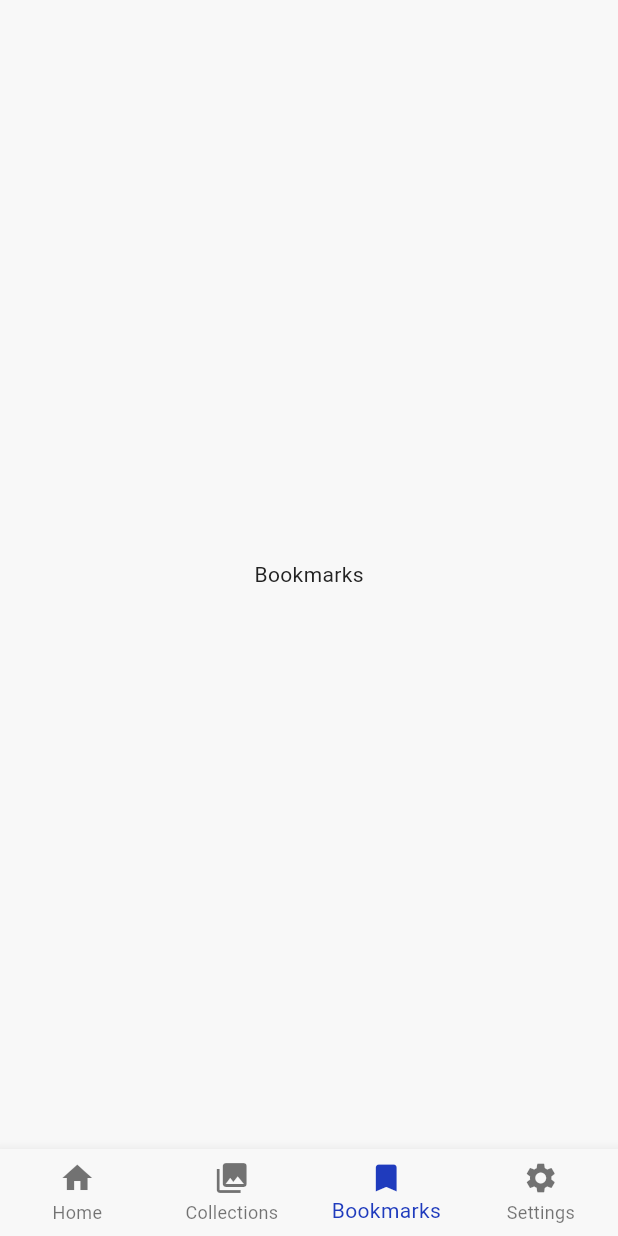
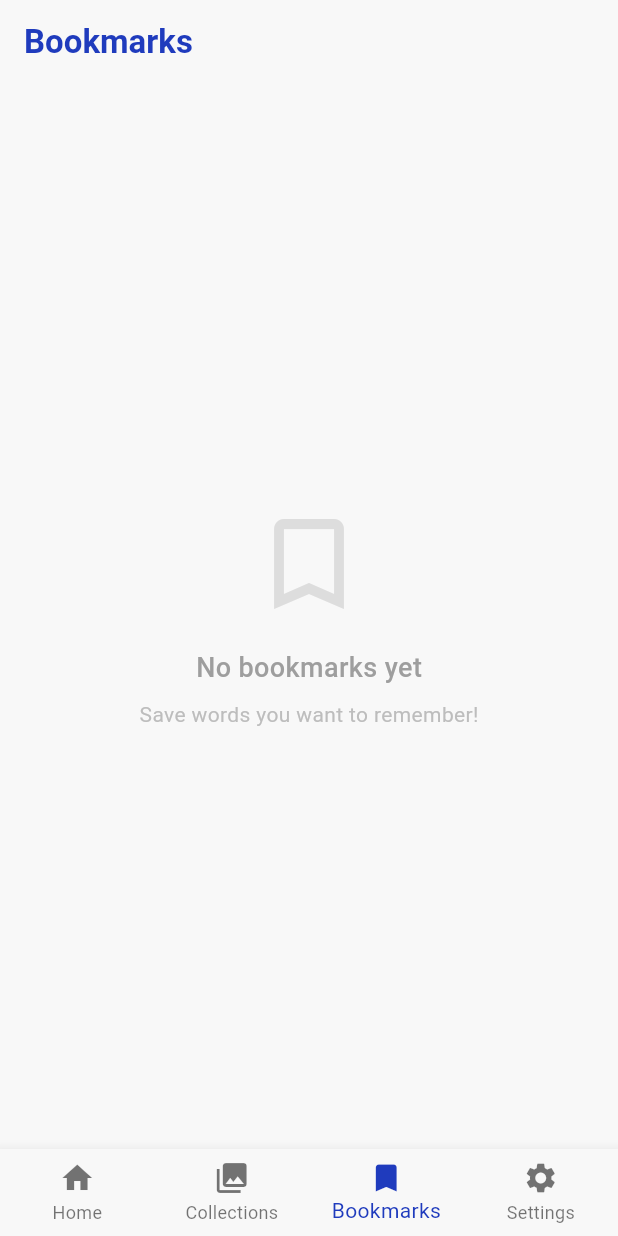
Before and after one commit to zajiim/meaningly, a Flutter app: the BookmarksScreen screen opened by its route, on a phone screen of 412 x 824 dp. Run offline on Flutter 3.47's test engine with Material 3 defaults, Android fonts, the phone set to English and light mode, and no system bars; our stand-ins replace audioplayers, chopper, flutter_riverpod, fpdart, go_router, riverpod_annotation and 1 more; accounts and stored records are empty; generated files the repository leaves out were written again.

Commit message:
Implemented bookmarking functionality with local database storage and Riverpod state management.

```diff
--- a/lib/core/constants/app_constants.dart
+++ b/lib/core/constants/app_constants.dart
@@ -2,3 +2,5 @@ const String appName = "Meaningly";
 const String baseUrl = "https://api.dictionaryapi.dev";
 const String dbName = "meaningly.db";
 const String cachedWordsTableName = "cached_words";
+const String recentSearchTableName = "recent_searches";
+const String bookmarksTableName = "bookmarked_words";
--- a/lib/features/main/bookmarks/presentation/bookmarks_screen.dart
+++ b/lib/features/main/bookmarks/presentation/bookmarks_screen.dart
@@ -1,13 +1,73 @@
 import 'package:flutter/material.dart';
+import 'package:flutter_riverpod/flutter_riverpod.dart';
+import 'package:meaningly/features/main/bookmarks/presentation/providers/bookmark_notifier.dart';
 
-class BookmarksScreen extends StatelessWidget {
+class BookmarksScreen extends ConsumerWidget {
   const BookmarksScreen({super.key});
 
   @override
-  Widget build(BuildContext context) {
-    return const Scaffold(
-      body: Center(
-        child: Text('Bookmarks'),
+  Widget build(BuildContext context, WidgetRef ref) {
+    final bookmarkState = ref.watch(bookmarkProvider);
+    return Scaffold(
+      body: CustomScrollView(
+        slivers: [
+          SliverAppBar(
+            title: Text(
+              "Bookmarks",
+              style: TextStyle(
+                color: Theme.of(context).primaryColor,
+                fontWeight: FontWeight.bold,
+              ),
+            ),
+            backgroundColor: Theme.of(context).scaffoldBackgroundColor,
+          ),
+          bookmarkState.when(
+            data: (bookmarkData) {
+              if (bookmarkData.isEmpty) {
+                return SliverFillRemaining(
+                  hasScrollBody: false,
+                  child: Center(
+                    child: Column(
+                      mainAxisAlignment: MainAxisAlignment.center,
+                      children: [
+                        Icon(
+                          Icons.bookmark_outline,
+                          size: 80,
+                          color: Colors.grey.withOpacity(0.3),
+                        ),
+                        const SizedBox(height: 16),
+                        Text(
+                          'No bookmarks yet',
+                          style: TextStyle(
+                            fontSize: 18,
+                            color: Colors.grey.shade500,
+                            fontWeight: FontWeight.w500,
+                          ),
+                        ),
+                        const SizedBox(height: 8),
+                        Text(
+                          'Save words you want to remember!',
+                          style: TextStyle(
+                            fontSize: 14,
+                            color: Colors.grey.shade400,
+                          ),
+                        ),
+                      ],
+                    ),
+                  ),
+                );
+              }
+
+              return SliverToBoxAdapter(child: Text(bookmarkData.first.word ?? ""));
+            },
+            error: (error, stack) => SliverFillRemaining(
+              child: Center(child: Text('Error: $error')),
+            ),
+            loading: () => const SliverFillRemaining(
+              child: Center(child: CircularProgressIndicator()),
+            ),
+          ),
+        ],
       ),
     );
   }
--- a/lib/features/main/collections/data/mappers/dictionary_mapper.dart
+++ b/lib/features/main/collections/data/mappers/dictionary_collection_mapper.dart
@@ -2,7 +2,7 @@
 
 import '../../../search/domain/entities/dictionary_word_entity.dart';
 
-extension OfflineMapping on String {
+extension DictionaryCollectionMapper on String {
   DictionaryWordEntity toEntityFromOffline(String word) {
     return DictionaryWordEntity(
       word: word,
--- a/lib/features/main/collections/presentation/collections_screen.dart
+++ b/lib/features/main/collections/presentation/collections_screen.dart
@@ -6,7 +6,7 @@ import 'package:meaningly/features/main/collections/presentation/providers/bundl
 import '../../../../app/router/route_names.dart';
 import '../../search/domain/entities/dictionary_word_entity.dart';
 import '../../search/presentation/widgets/search_bar_widget.dart';
-import '../data/mappers/dictionary_mapper.dart';
+import '../data/mappers/dictionary_collection_mapper.dart';
 
 class CollectionsScreen extends ConsumerStatefulWidget {
   const CollectionsScreen({super.key});
--- a/lib/features/main/search/data/repository/dictionary_repository_impl.dart
+++ b/lib/features/main/search/data/repository/dictionary_repository_impl.dart
@@ -2,7 +2,7 @@ import 'package:flutter/cupertino.dart';
 import 'package:fpdart/src/either.dart';
 import 'package:meaningly/core/error/failure.dart';
 
-import '../../../collections/data/mappers/dictionary_mapper.dart';
+import '../../../collections/data/mappers/dictionary_collection_mapper.dart';
 import '../../domain/entities/dictionary_word_entity.dart';
 import '../../domain/repository/dictionary_repository.dart';
 import '../datasources/local/local_dictionary_data_source.dart';
```
Also changed, not shown: lib/core/database/database_service.dart (+10 -2 lines), lib/features/main/bookmarks/data/data_sources/local/bookmark_data_source.dart (added, +63 -0 lines), lib/features/main/bookmarks/data/mappers/bookmark_mappers.dart (added, +57 -0 lines), lib/features/main/bookmarks/data/repository/bookmark_repository_impl.dart (added, +56 -0 lines), lib/features/main/bookmarks/di/bookmark_di_providers.dart (added, +19 -0 lines), lib/features/main/bookmarks/domain/repository/bookmark_repository.dart (added, +10 -0 lines), lib/features/main/bookmarks/presentation/providers/bookmark_notifier.dart (added, +47 -0 lines), lib/features/main/bookmarks/presentation/providers/widgets/bookmark_item_widget.dart (added, +10 -0 lines), lib/features/main/details/presentation/providers/word_detail_notifier.dart (+19 -7 lines), lib/features/main/details/presentation/word_detail_page.dart (+35 -6 lines), lib/features/main/details/presentation/word_detail_states.dart (+5 -2 lines), lib/features/main/search/data/datasources/local/local_dictionary_data_source.dart (+7 -18 lines), lib/features/main/bookmarks/di/bookmark_di_providers.g.dart (added), lib/features/main/bookmarks/presentation/providers/bookmark_notifier.g.dart (added), 1 more files.
